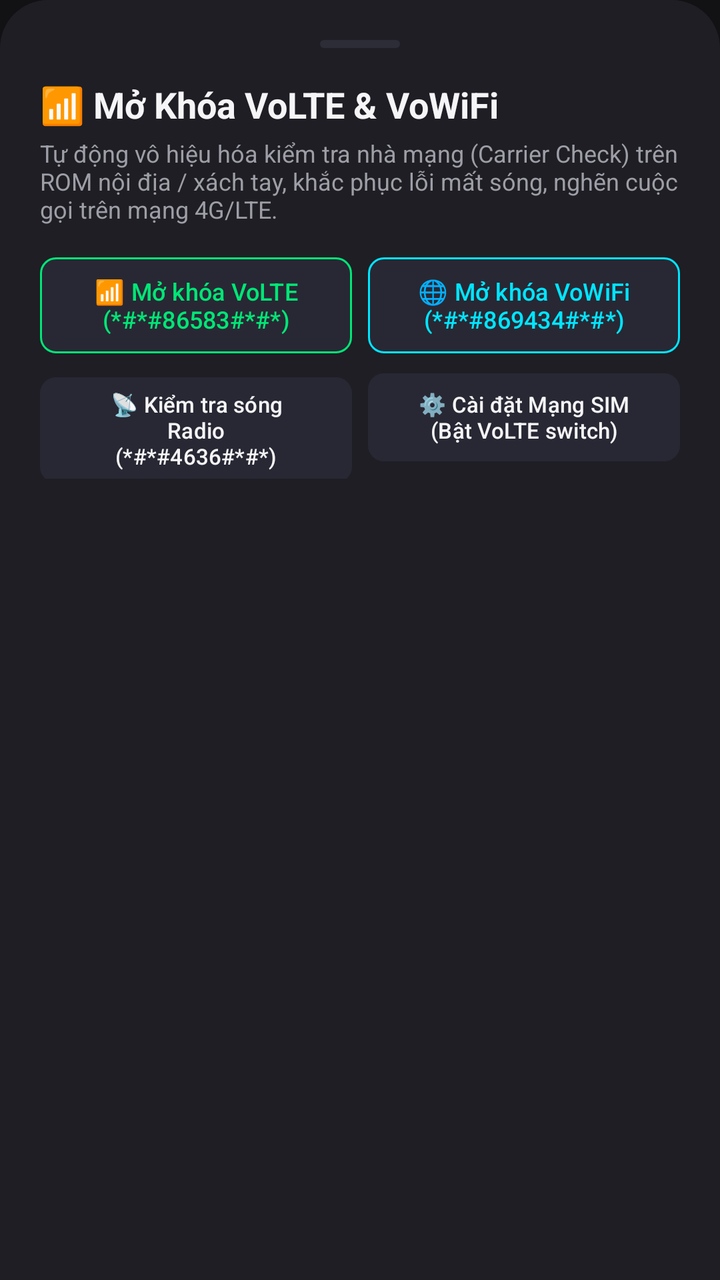
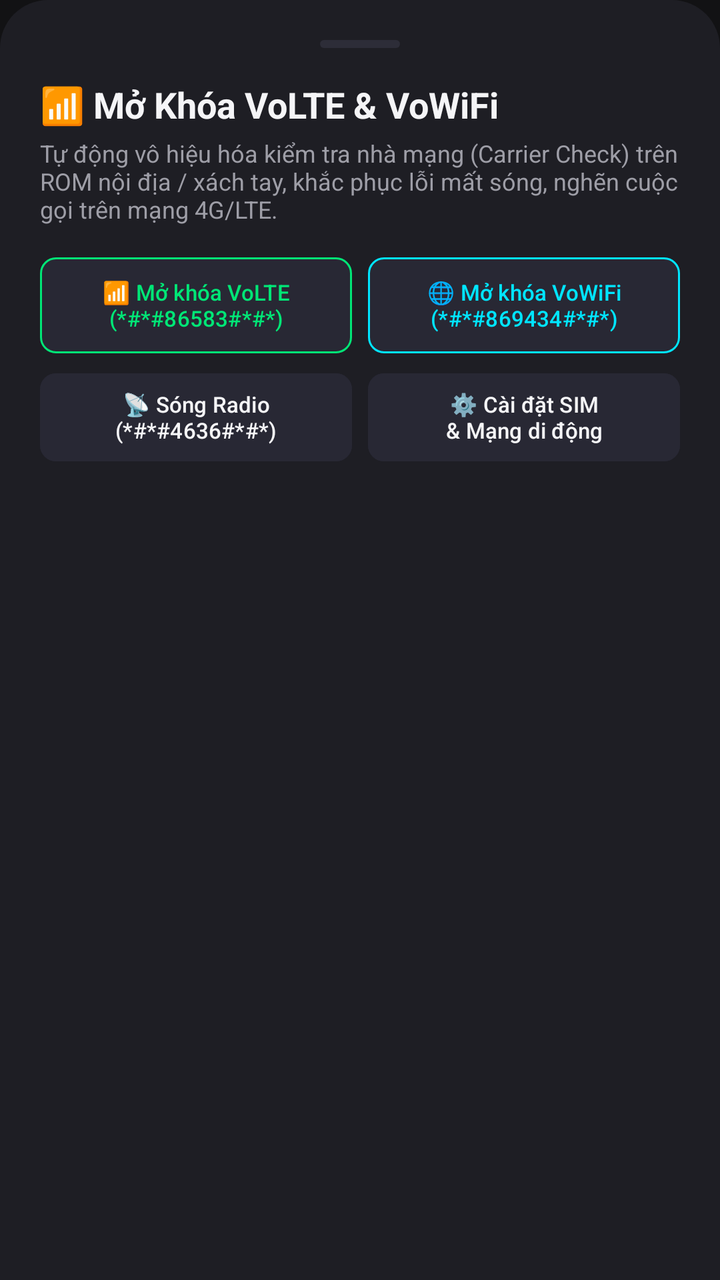

Compare the two renders of this Android layout. The source of the first and the diff that turns it into the second are given below.
<!-- AndroidManifest.xml: application theme Theme.ToolXiaomi -->
<!-- res/layout/bottom_sheet_volte.xml -->
<?xml version="1.0" encoding="utf-8"?>
<LinearLayout xmlns:android="http://schemas.android.com/apk/res/android"
    xmlns:app="http://schemas.android.com/apk/res-auto"
    android:layout_width="match_parent"
    android:layout_height="wrap_content"
    android:background="@drawable/bg_bottom_sheet"
    android:orientation="vertical"
    android:padding="20dp">

    
    <View
        android:layout_width="40dp"
        android:layout_height="4dp"
        android:layout_gravity="center_horizontal"
        android:layout_marginBottom="16dp"
        android:background="@drawable/bg_drag_handle" />

    <TextView
        android:layout_width="wrap_content"
        android:layout_height="wrap_content"
        android:text="📶 Mở Khóa VoLTE &amp; VoWiFi"
        android:textColor="@color/text_primary"
        android:textSize="18sp"
        android:textStyle="bold" />

    <TextView
        android:layout_width="wrap_content"
        android:layout_height="wrap_content"
        android:layout_marginTop="4dp"
        android:text="Tự động vô hiệu hóa kiểm tra nhà mạng (Carrier Check) trên ROM nội địa / xách tay, khắc phục lỗi mất sóng, nghẽn cuộc gọi trên mạng 4G/LTE."
        android:textColor="@color/text_secondary"
        android:textSize="12sp" />

    <LinearLayout
        android:layout_width="match_parent"
        android:layout_height="wrap_content"
        android:layout_marginTop="16dp"
        android:orientation="horizontal">

        <com.google.android.material.button.MaterialButton
            android:id="@+id/bs_btn_unlock_volte"
            android:layout_width="0dp"
            android:layout_height="wrap_content"
            android:layout_marginEnd="4dp"
            android:layout_weight="1"
            android:minHeight="48dp"
            android:backgroundTint="@color/card_highlight"
            android:insetTop="0dp"
            android:insetBottom="0dp"
            android:text="📶 Mở khóa VoLTE\n(*#*#86583#*#*)"
            android:textColor="@color/neon_green"
            android:textSize="12sp"
            app:cornerRadius="8dp"
            app:strokeColor="@color/neon_green"
            app:strokeWidth="1dp" />

        <com.google.android.material.button.MaterialButton
            android:id="@+id/bs_btn_unlock_vowifi"
            android:layout_width="0dp"
            android:layout_height="wrap_content"
            android:layout_marginStart="4dp"
            android:layout_weight="1"
            android:minHeight="48dp"
            android:backgroundTint="@color/card_highlight"
            android:insetTop="0dp"
            android:insetBottom="0dp"
            android:text="🌐 Mở khóa VoWiFi\n(*#*#869434#*#*)"
            android:textColor="@color/neon_cyan"
            android:textSize="12sp"
            app:cornerRadius="8dp"
            app:strokeColor="@color/neon_cyan"
            app:strokeWidth="1dp" />
    </LinearLayout>

    <LinearLayout
        android:layout_width="match_parent"
        android:layout_height="wrap_content"
        android:layout_marginTop="10dp"
        android:orientation="horizontal">

        <com.google.android.material.button.MaterialButton
            android:id="@+id/bs_btn_open_radio_testing"
            android:layout_width="0dp"
            android:layout_height="wrap_content"
            android:layout_marginEnd="4dp"
            android:layout_weight="1"
            android:minHeight="44dp"
            android:backgroundTint="@color/card_highlight"
            android:insetTop="0dp"
            android:insetBottom="0dp"
            android:text="📡 Kiểm tra sóng Radio\n(*#*#4636#*#*)"
            android:textColor="@color/text_primary"
            android:textSize="11sp"
            app:cornerRadius="8dp" />

        <com.google.android.material.button.MaterialButton
            android:id="@+id/bs_btn_open_sim_settings"
            android:layout_width="0dp"
            android:layout_height="wrap_content"
            android:layout_marginStart="4dp"
            android:layout_weight="1"
            android:minHeight="44dp"
            android:backgroundTint="@color/card_highlight"
            android:insetTop="0dp"
            android:insetBottom="0dp"
            android:text="⚙️ Cài đặt Mạng SIM\n(Bật VoLTE switch)"
            android:textColor="@color/text_primary"
            android:textSize="11sp"
            app:cornerRadius="8dp" />
    </LinearLayout>

</LinearLayout>
<!-- resources referenced by this layout -->
<resources>
  <color name="card_highlight">#282834</color>
  <color name="neon_cyan">#00E5FF</color>
  <color name="neon_green">#00E676</color>
  <color name="text_primary">#F5F5F7</color>
  <color name="text_secondary">#9E9EA7</color>
  <!-- drawable bg_bottom_sheet (drawable) -->
  <?xml version="1.0" encoding="utf-8"?>
  <shape xmlns:android="http://schemas.android.com/apk/res/android"
      android:shape="rectangle">
      <solid android:color="@color/card_dark" />
      <corners
          android:topLeftRadius="24dp"
          android:topRightRadius="24dp" />
  </shape>
  <!-- drawable bg_drag_handle (drawable) -->
  <?xml version="1.0" encoding="utf-8"?>
  <shape xmlns:android="http://schemas.android.com/apk/res/android"
      android:shape="rectangle">
      <solid android:color="@color/card_dark_stroke" />
      <corners android:radius="2dp" />
  </shape>
  <style name="Theme.ToolXiaomi" parent="Theme.Material3.DayNight.NoActionBar">
          <item name="colorPrimary">@color/mi_orange</item>
          <item name="colorPrimaryVariant">@color/mi_orange_dark</item>
          <item name="colorOnPrimary">#FFFFFF</item>
          <item name="android:statusBarColor">@color/bg_dark</item>
          <item name="android:navigationBarColor">@color/bg_dark</item>
          <item name="android:windowBackground">@color/bg_dark</item>
      </style>
  <color name="card_dark">#1E1E24</color>
  <color name="card_dark_stroke">#2D2D38</color>
  <color name="mi_orange">#FF6900</color>
  <color name="mi_orange_dark">#E55D00</color>
  <color name="bg_dark">#121214</color>
</resources>

<!-- the commit's change to res/layout/bottom_sheet_volte.xml (unified diff, before → after) -->
@@ -1,112 +1,136 @@
 <?xml version="1.0" encoding="utf-8"?>
-<LinearLayout xmlns:android="http://schemas.android.com/apk/res/android"
+<androidx.core.widget.NestedScrollView xmlns:android="http://schemas.android.com/apk/res/android"
     xmlns:app="http://schemas.android.com/apk/res-auto"
     android:layout_width="match_parent"
     android:layout_height="wrap_content"
     android:background="@drawable/bg_bottom_sheet"
-    android:orientation="vertical"
-    android:padding="20dp">
-
-    
-    <View
-        android:layout_width="40dp"
-        android:layout_height="4dp"
-        android:layout_gravity="center_horizontal"
-        android:layout_marginBottom="16dp"
-        android:background="@drawable/bg_drag_handle" />
-
-    <TextView
-        android:layout_width="wrap_content"
-        android:layout_height="wrap_content"
-        android:text="📶 Mở Khóa VoLTE &amp; VoWiFi"
-        android:textColor="@color/text_primary"
-        android:textSize="18sp"
-        android:textStyle="bold" />
-
-    <TextView
-        android:layout_width="wrap_content"
-        android:layout_height="wrap_content"
-        android:layout_marginTop="4dp"
-        android:text="Tự động vô hiệu hóa kiểm tra nhà mạng (Carrier Check) trên ROM nội địa / xách tay, khắc phục lỗi mất sóng, nghẽn cuộc gọi trên mạng 4G/LTE."
-        android:textColor="@color/text_secondary"
-        android:textSize="12sp" />
+    android:fillViewport="true"
+    android:overScrollMode="never">
 
     <LinearLayout
         android:layout_width="match_parent"
         android:layout_height="wrap_content"
-        android:layout_marginTop="16dp"
-        android:orientation="horizontal">
+        android:orientation="vertical"
+        android:padding="20dp">
 
-        <com.google.android.material.button.MaterialButton
-            android:id="@+id/bs_btn_unlock_volte"
-            android:layout_width="0dp"
+        
+        <View
+            android:layout_width="40dp"
+            android:layout_height="4dp"
+            android:layout_gravity="center_horizontal"
+            android:layout_marginBottom="16dp"
+            android:background="@drawable/bg_drag_handle" />
+
+        <TextView
+            android:layout_width="wrap_content"
             android:layout_height="wrap_content"
-            android:layout_marginEnd="4dp"
-            android:layout_weight="1"
-            android:minHeight="48dp"
-            android:backgroundTint="@color/card_highlight"
-            android:insetTop="0dp"
-            android:insetBottom="0dp"
-            android:text="📶 Mở khóa VoLTE\n(*#*#86583#*#*)"
-            android:textColor="@color/neon_green"
-            android:textSize="12sp"
-            app:cornerRadius="8dp"
-            app:strokeColor="@color/neon_green"
-            app:strokeWidth="1dp" />
+            android:text="📶 Mở Khóa VoLTE &amp; VoWiFi"
+            android:textColor="@color/text_primary"
+            android:textSize="18sp"
+            android:textStyle="bold" />
 
-        <com.google.android.material.button.MaterialButton
-            android:id="@+id/bs_btn_unlock_vowifi"
-            android:layout_width="0dp"
+        <TextView
+            android:layout_width="wrap_content"
             android:layout_height="wrap_content"
-            android:layout_marginStart="4dp"
-            android:layout_weight="1"
-            android:minHeight="48dp"
-            android:backgroundTint="@color/card_highlight"
-            android:insetTop="0dp"
-            android:insetBottom="0dp"
-            android:text="🌐 Mở khóa VoWiFi\n(*#*#869434#*#*)"
-            android:textColor="@color/neon_cyan"
-            android:textSize="12sp"
-            app:cornerRadius="8dp"
-            app:strokeColor="@color/neon_cyan"
-            app:strokeWidth="1dp" />
+            android:layout_marginTop="4dp"
+            android:text="Tự động vô hiệu hóa kiểm tra nhà mạng (Carrier Check) trên ROM nội địa / xách tay, khắc phục lỗi mất sóng, nghẽn cuộc gọi trên mạng 4G/LTE."
+            android:textColor="@color/text_secondary"
+            android:textSize="12sp" />
+
+        <LinearLayout
+            android:layout_width="match_parent"
+            android:layout_height="wrap_content"
+            android:layout_marginTop="16dp"
+            android:orientation="horizontal">
+
+            <com.google.android.material.button.MaterialButton
+                android:id="@+id/bs_btn_unlock_volte"
+                android:layout_width="0dp"
+                android:layout_height="wrap_content"
+                android:layout_marginEnd="4dp"
+                android:layout_weight="1"
+                android:minHeight="48dp"
+                android:backgroundTint="@color/card_highlight"
+                android:insetTop="0dp"
+                android:insetBottom="0dp"
+                android:insetLeft="0dp"
+                android:insetRight="0dp"
+                android:paddingLeft="2dp"
+                android:paddingRight="2dp"
+                android:text="📶 Mở khóa VoLTE\n(*#*#86583#*#*)"
+                android:textColor="@color/neon_green"
+                android:textSize="11sp"
+                app:cornerRadius="8dp"
+                app:strokeColor="@color/neon_green"
+                app:strokeWidth="1dp" />
+
+            <com.google.android.material.button.MaterialButton
+                android:id="@+id/bs_btn_unlock_vowifi"
+                android:layout_width="0dp"
+                android:layout_height="wrap_content"
+                android:layout_marginStart="4dp"
+                android:layout_weight="1"
+                android:minHeight="48dp"
+                android:backgroundTint="@color/card_highlight"
+                android:insetTop="0dp"
+                android:insetBottom="0dp"
+                android:insetLeft="0dp"
+                android:insetRight="0dp"
+                android:paddingLeft="2dp"
+                android:paddingRight="2dp"
+                android:text="🌐 Mở khóa VoWiFi\n(*#*#869434#*#*)"
+                android:textColor="@color/neon_cyan"
+                android:textSize="11sp"
+                app:cornerRadius="8dp"
+                app:strokeColor="@color/neon_cyan"
+                app:strokeWidth="1dp" />
+        </LinearLayout>
+
+        <LinearLayout
+            android:layout_width="match_parent"
+            android:layout_height="wrap_content"
+            android:layout_marginTop="10dp"
+            android:orientation="horizontal">
+
+            <com.google.android.material.button.MaterialButton
+                android:id="@+id/bs_btn_open_radio_testing"
+                android:layout_width="0dp"
+                android:layout_height="wrap_content"
+                android:layout_marginEnd="4dp"
+                android:layout_weight="1"
+                android:minHeight="44dp"
+                android:backgroundTint="@color/card_highlight"
+                android:insetTop="0dp"
+                android:insetBottom="0dp"
+                android:insetLeft="0dp"
+                android:insetRight="0dp"
+                android:paddingLeft="2dp"
+                android:paddingRight="2dp"
+                android:text="📡 Sóng Radio\n(*#*#4636#*#*)"
+                android:textColor="@color/text_primary"
+                android:textSize="11sp"
+                app:cornerRadius="8dp" />
+
+            <com.google.android.material.button.MaterialButton
+                android:id="@+id/bs_btn_open_sim_settings"
+                android:layout_width="0dp"
+                android:layout_height="wrap_content"
+                android:layout_marginStart="4dp"
+                android:layout_weight="1"
+                android:minHeight="44dp"
+                android:backgroundTint="@color/card_highlight"
+                android:insetTop="0dp"
+                android:insetBottom="0dp"
+                android:insetLeft="0dp"
+                android:insetRight="0dp"
+                android:paddingLeft="2dp"
+                android:paddingRight="2dp"
+                android:text="⚙️ Cài đặt SIM\n&amp; Mạng di động"
+                android:textColor="@color/text_primary"
+                android:textSize="11sp"
+                app:cornerRadius="8dp" />
+        </LinearLayout>
+
     </LinearLayout>
 
-    <LinearLayout
-        android:layout_width="match_parent"
-        android:layout_height="wrap_content"
-        android:layout_marginTop="10dp"
-        android:orientation="horizontal">
-
-        <com.google.android.material.button.MaterialButton
-            android:id="@+id/bs_btn_open_radio_testing"
-            android:layout_width="0dp"
-            android:layout_height="wrap_content"
-            android:layout_marginEnd="4dp"
-            android:layout_weight="1"
-            android:minHeight="44dp"
-            android:backgroundTint="@color/card_highlight"
-            android:insetTop="0dp"
-            android:insetBottom="0dp"
-            android:text="📡 Kiểm tra sóng Radio\n(*#*#4636#*#*)"
-            android:textColor="@color/text_primary"
-            android:textSize="11sp"
-            app:cornerRadius="8dp" />
-
-        <com.google.android.material.button.MaterialButton
-            android:id="@+id/bs_btn_open_sim_settings"
-            android:layout_width="0dp"
-            android:layout_height="wrap_content"
-            android:layout_marginStart="4dp"
-            android:layout_weight="1"
-            android:minHeight="44dp"
-            android:backgroundTint="@color/card_highlight"
-            android:insetTop="0dp"
-            android:insetBottom="0dp"
-            android:text="⚙️ Cài đặt Mạng SIM\n(Bật VoLTE switch)"
-            android:textColor="@color/text_primary"
-            android:textSize="11sp"
-            app:cornerRadius="8dp" />
-    </LinearLayout>
-
-</LinearLayout>
+</androidx.core.widget.NestedScrollView>
